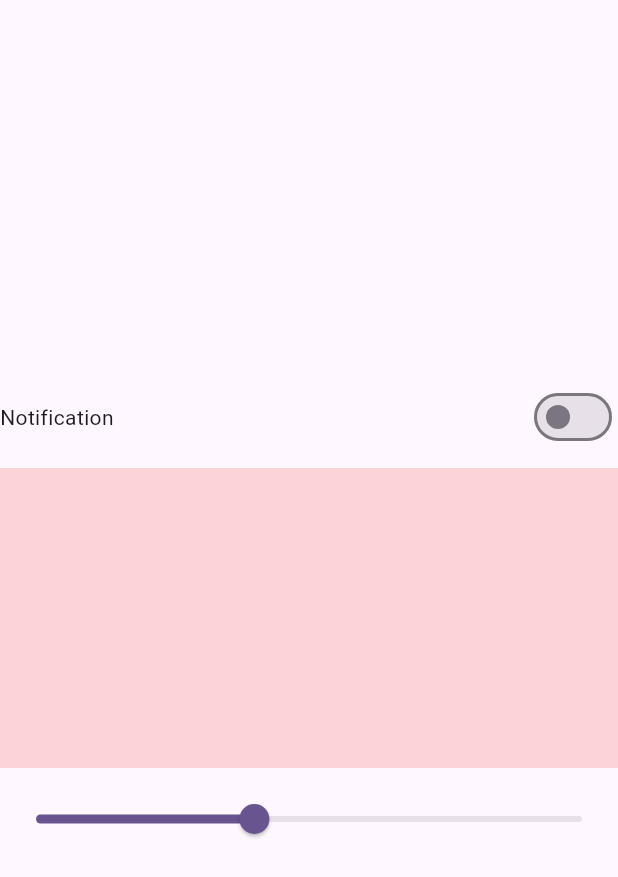
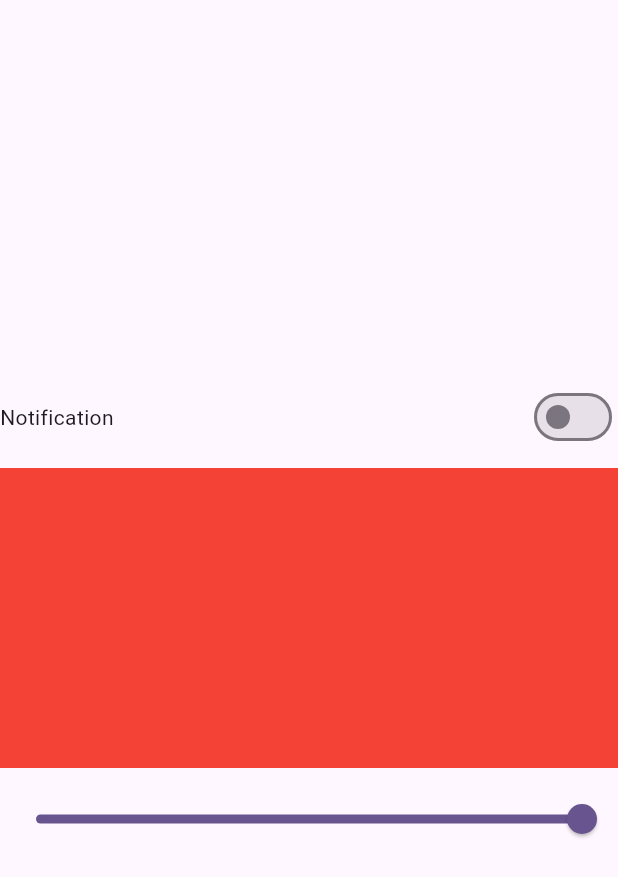
Before and after one commit to nashvak/equatable_samples, a Flutter app: the screen it shows after launch, after a tap on the "arrow forward" icon, on a phone screen of 412 x 824 dp. Shown: the top 877 px of the screen. Run offline on Flutter 3.47's test engine with Material 3 defaults, Android fonts, the phone set to English and light mode, and no system bars; our stand-ins replace bloc, equatable, flutter_bloc.

Commit message:
color of the container changing according to the slider value

```diff
--- a/lib/bloc/switch/switch_bloc.dart
+++ b/lib/bloc/switch/switch_bloc.dart
@@ -5,8 +5,13 @@
 class SwitchBloc extends Bloc<SwitchEvent, SwitchState> {
   SwitchBloc() : super(const SwitchState()) {
     on<EnableDisableEvent>(enableDisableEvent);
+    on<SliderEvent>(sliderEvent);
   }
   void enableDisableEvent(EnableDisableEvent event, Emitter<SwitchState> emit) {
     emit(state.copyWith(isSwitch: !state.isSwitch));
   }
+
+  void sliderEvent(SliderEvent event, Emitter<SwitchState> emit) {
+    emit(state.copyWith(slider: event.sliderValue));
+  }
 }
--- a/lib/bloc/switch/switch_event.dart
+++ b/lib/bloc/switch/switch_event.dart
@@ -7,3 +7,12 @@
 }
 
 class EnableDisableEvent extends SwitchEvent {}
+
+//slider is moving according to a value so we should define the variable.
+// it accept from the value in the  onchange method in the ui secction
+class SliderEvent extends SwitchEvent {
+  final double sliderValue;
+  const SliderEvent({required this.sliderValue});
+  @override
+  List<Object> get props => [sliderValue];
+}
--- a/lib/bloc/switch/switch_state.dart
+++ b/lib/bloc/switch/switch_state.dart
@@ -2,12 +2,16 @@
 
 class SwitchState extends Equatable {
   final bool isSwitch;
-  const SwitchState({this.isSwitch = false});
+  final double slider;
+  const SwitchState({this.isSwitch = false, this.slider = 1.0});
 
-  SwitchState copyWith({bool? isSwitch}) {
-    return SwitchState(isSwitch: isSwitch ?? this.isSwitch);
+  SwitchState copyWith({bool? isSwitch, double? slider}) {
+    return SwitchState(
+      isSwitch: isSwitch ?? this.isSwitch,
+      slider: slider ?? this.slider,
+    );
   }
 
   @override
-  List<Object?> get props => [isSwitch];
+  List<Object?> get props => [isSwitch, slider];
 }
--- a/lib/main.dart
+++ b/lib/main.dart
@@ -20,7 +20,7 @@
       child: BlocProvider(
         create: (_) => SwitchBloc(),
         child: MaterialApp(
-          title: 'Flutter Demo',
+          title: 'Bloc',
           theme: ThemeData(
             colorScheme: ColorScheme.fromSeed(seedColor: Colors.deepPurple),
             useMaterial3: true,
--- a/lib/screens/second_screen.dart
+++ b/lib/screens/second_screen.dart
@@ -16,7 +16,7 @@
           Row(
             mainAxisAlignment: MainAxisAlignment.spaceBetween,
             children: [
-              Text("Notification"),
+              const Text("Notification"),
               BlocBuilder<SwitchBloc, SwitchState>(
                 builder: (context, state) {
                   return Switch(
@@ -28,17 +28,32 @@
               )
             ],
           ),
-          SizedBox(
+          const SizedBox(
             height: 10,
           ),
-          Container(
-            height: 200,
-            color: Colors.red.withOpacity(0.2),
+          //// a slider with container, the opacity color of the container changes according to the value of the slider.
+          BlocBuilder<SwitchBloc, SwitchState>(
+            builder: (context, state) {
+              return Container(
+                height: 200,
+                color: Colors.red.withOpacity(state.slider),
+              );
+            },
           ),
-          SizedBox(
+          const SizedBox(
             height: 10,
           ),
-          Slider(value: 0.4, onChanged: (value) {})
+          BlocBuilder<SwitchBloc, SwitchState>(
+            builder: (context, state) {
+              return Slider(
+                  value: state.slider,
+                  onChanged: (value) {
+                    context
+                        .read<SwitchBloc>()
+                        .add(SliderEvent(sliderValue: value));
+                  });
+            },
+          )
         ],
       ),
     );
```
